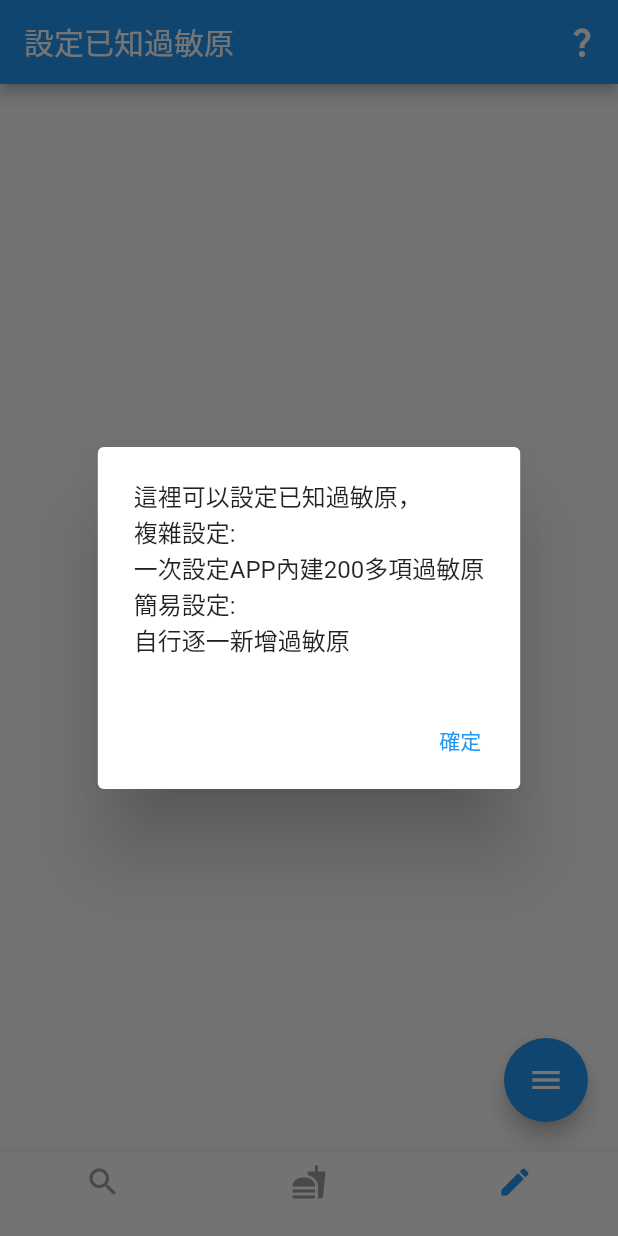
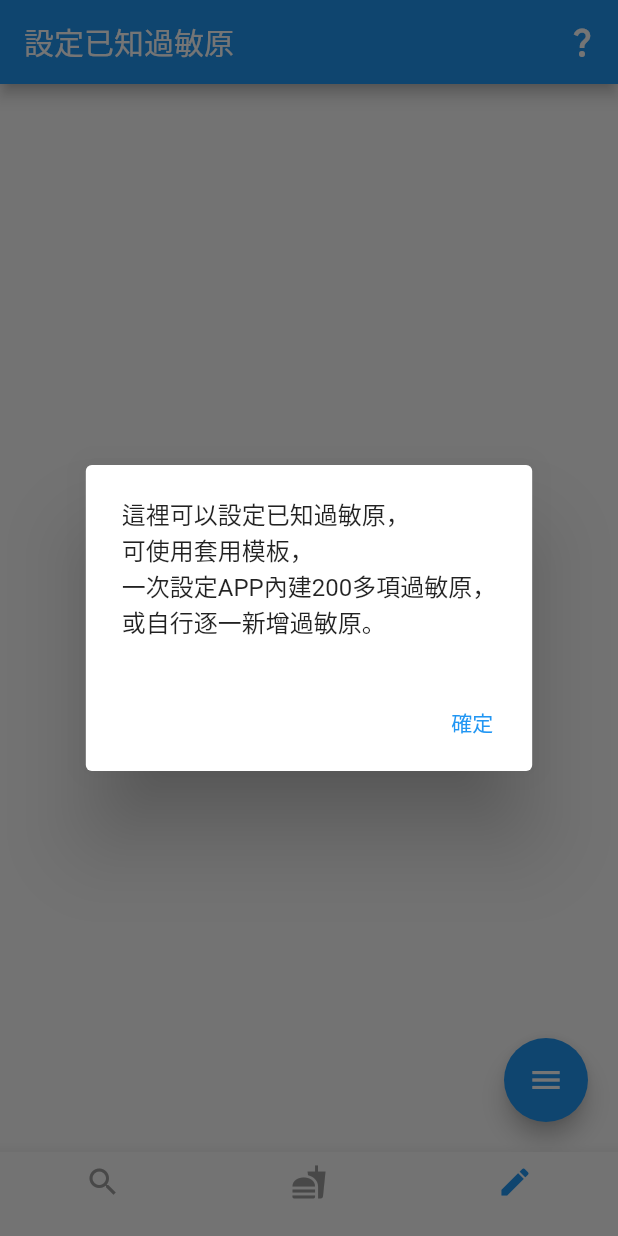
Before and after one commit to qqdog1/allergy_check, a Flutter app: the screen it shows after launch, after a tap on the "question mark" icon, on a phone screen of 412 x 824 dp. Run offline on Flutter 3.47's test engine with Material 2 defaults, Android fonts, the phone set to English and light mode, and no system bars.

Commit message:
加一些enum

```diff
--- /dev/null
+++ b/lib/const/allergen_category.dart
@@ -0,0 +1,3 @@
+enum AllergenCategory {
+  foods, animals, plants, heavyMetals, environment
+}
--- a/lib/const/allergen_level.dart
+++ b/lib/const/allergen_level.dart
@@ -2,7 +2,7 @@ enum AllergenLevel {
 //  輕微：Mild
 //  中等：Moderate
 //  嚴重：Severe
-//  極度嚴重：Very severe
+//  危險：Very severe
   mild, moderate, severe, verySevere
 }
 
--- /dev/null
+++ b/lib/const/allergen_type.dart
@@ -0,0 +1,6 @@
+enum AllergenType {
+  eggAndMilk, meat, seafood, grainAndNut, oil, vegetable, fruit, other,
+  commonAnimal, insect, epithelial, mite, fungusAndBacteria,
+  tree, grassAndFlower,
+  radiation, airPollution, chemical, dustMix
+}
--- a/lib/dto/simple_allergen.dart
+++ /dev/null
@@ -1,5 +0,0 @@
-class SimpleAllergen {
-  final String name;
-
-  SimpleAllergen(this.name);
-}
--- a/lib/page/settings_page.dart
+++ b/lib/page/settings_page.dart
@@ -139,10 +139,9 @@ class _SettingsPage extends State<SettingsPage>
       barrierDismissible: false,
       builder: (BuildContext context) => AlertDialog(
         content: const Text('這裡可以設定已知過敏原，\n'
-            '複雜設定:\n'
-            '一次設定APP內建200多項過敏原\n'
-            '簡易設定:\n'
-            '自行逐一新增過敏原'),
+            '可使用套用模板，\n'
+            '一次設定APP內建200多項過敏原，\n'
+            '或自行逐一新增過敏原。'),
         actions: [
           TextButton(
             onPressed: () => Navigator.pop(context),
```
Also changed, not shown: lib/dto/detailed_allergen.dart (deleted, +0 -21 lines), lib/dto/type_allergen.dart (added, +8 -0 lines), lib/dto/user_allergen.dart (added, +8 -0 lines), lib/cache/allergen_cache.dart (added).
